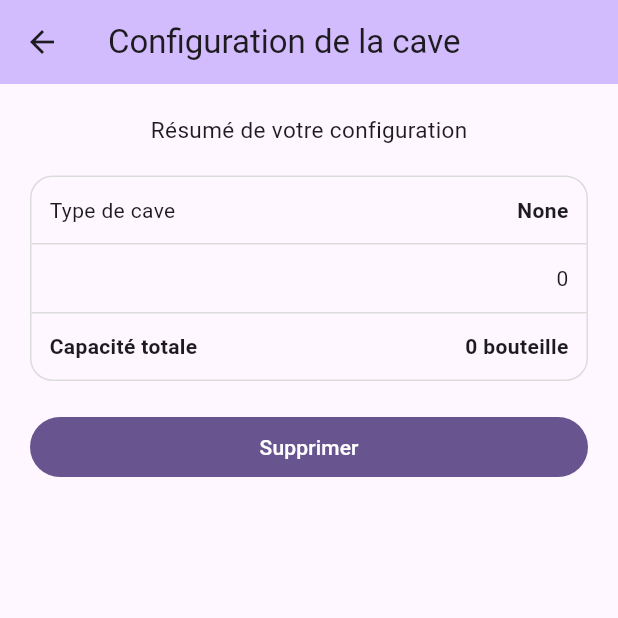
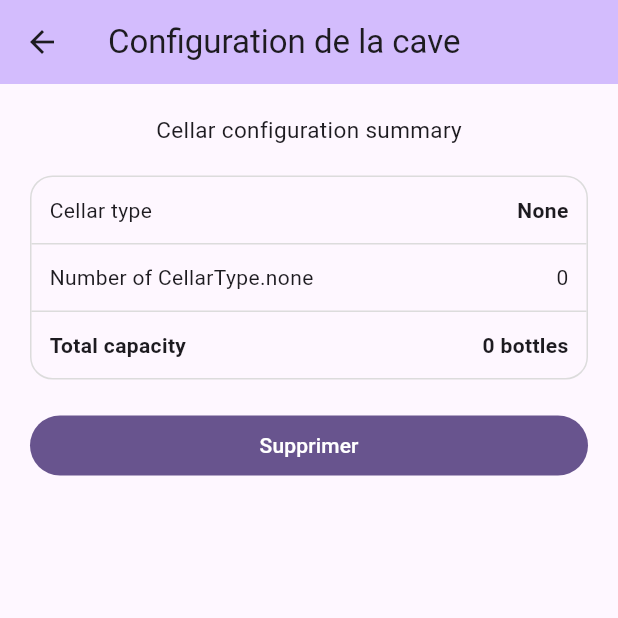
Before and after one commit to Miunn/cave_manager, a Flutter app: the SettingsCellar screen opened directly, on a phone screen of 412 x 824 dp, the top half of it. Run offline on Flutter 3.47's test engine with Material 3 defaults, Android fonts, the phone set to English and light mode, and no system bars; our stand-ins replace camera, country_picker, material_design_icons_flutter, shared_preferences, sqflite; missing offline and left inert: flutter_mobile_vision_2; accounts and stored records are empty; generated files the repository leaves out were written again.

Commit message:
Widgets translations

```diff
--- a/lib/widgets/cellarConfiguration/cellar_cluster_selector.dart
+++ b/lib/widgets/cellarConfiguration/cellar_cluster_selector.dart
@@ -4,6 +4,8 @@ import 'package:flutter/services.dart';
 import 'package:provider/provider.dart';
 
 import '../../models/enum_cellar_type.dart';
+
+import 'package:flutter_gen/gen_l10n/app_localizations.dart';
 
 class CellarClusterSelector extends StatefulWidget {
   const CellarClusterSelector(
@@ -41,9 +43,9 @@ class _CellarClusterSelectorState extends State<CellarClusterSelector> {
     return Column(
       crossAxisAlignment: CrossAxisAlignment.start,
       children: [
-        const Text("Définissez les dimensions de votre cave", style: TextStyle(fontSize: 15)),
+        Text(AppLocalizations.of(context)!.cellarConfigurationTitle2, style: const TextStyle(fontSize: 15)),
         const SizedBox(height: 70,),
-        Text(clusterLabel),
+        Text(AppLocalizations.of(context)!.clusterNameAmount(clusters.cellarType)),
         Slider(
           label: widget.clusterValue.round().toString(),
           value: widget.clusterValue,
@@ -55,7 +57,7 @@ class _CellarClusterSelectorState extends State<CellarClusterSelector> {
           max: 10,
           divisions: 9,
         ),
-        const SizedBox(height: 50,),
+        const SizedBox(height: 50),
       ],
     );
   }
--- a/lib/widgets/cellarConfiguration/cellar_summary.dart
+++ b/lib/widgets/cellarConfiguration/cellar_summary.dart
@@ -2,6 +2,8 @@ import 'package:cave_manager/models/cluster.dart';
 import 'package:flutter/material.dart';
 
 import '../../models/enum_cellar_type.dart';
+
+import 'package:flutter_gen/gen_l10n/app_localizations.dart';
 
 class CellarSummary extends StatelessWidget {
   const CellarSummary(
@@ -14,39 +16,21 @@ class CellarSummary extends StatelessWidget {
 
   @override
   Widget build(BuildContext context) {
-    String clusterLabel = 'Nombre de Porte Bouteilles';
-    String cellarWidthLabel = 'Nombre de colonnes';
-    String cellarHeightLabel = 'Nombre de lignes';
+    String clusterLabel = AppLocalizations.of(context)!.clusterNameAmount(cellarType);
+    String cellarWidthLabel = AppLocalizations.of(context)!.clusterRackWidth;
+    String cellarHeightLabel = AppLocalizations.of(context)!.clusterRackHeight;
 
     switch (cellarType) {
       case CellarType.holder:
-        clusterLabel = 'Nombre de Porte Bouteilles';
+        cellarWidthLabel = AppLocalizations.of(context)!.clusterRackWidth;
         break;
 
       case CellarType.bags:
-        clusterLabel = "";
+        cellarWidthLabel = AppLocalizations.of(context)!.clusterContainersWidth;
         break;
 
       case CellarType.fridge:
-        clusterLabel = "Nombre de frigo";
-        break;
-
-      default:
-        clusterLabel = "";
-        break;
-    }
-
-    switch (cellarType) {
-      case CellarType.holder:
-        cellarWidthLabel = 'Nombre de colonnes';
-        break;
-
-      case CellarType.bags:
-        cellarWidthLabel = "Capacité d'un contenant";
-        break;
-
-      case CellarType.fridge:
-        cellarWidthLabel = "Capacité d'un niveau";
+        cellarWidthLabel = AppLocalizations.of(context)!.clusterFridgeWidth;
         break;
       default:
         cellarWidthLabel = "";
@@ -55,15 +39,15 @@ class CellarSummary extends StatelessWidget {
 
     switch (cellarType) {
       case CellarType.holder:
-        cellarHeightLabel = 'Nombre de lignes';
+        cellarHeightLabel = AppLocalizations.of(context)!.clusterRackHeight;
         break;
 
       case CellarType.bags:
-        cellarHeightLabel = "Nombre de contenant";
+        cellarHeightLabel = AppLocalizations.of(context)!.clusterContainersHeight;
         break;
 
       case CellarType.fridge:
-        cellarHeightLabel = "Nombre de niveaux";
+        cellarHeightLabel = AppLocalizations.of(context)!.clusterFridgeHeight;
         break;
       default:
         cellarHeightLabel = "";
@@ -96,9 +80,7 @@ class CellarSummary extends StatelessWidget {
             children: <Widget>[
               Text(cellarWidthLabel),
               const Spacer(),
-              Text(((cluster.width ?? 0) <= 1)
-                  ? "${cluster.width} bouteille"
-                  : "${cluster.width} bouteilles"),
+              Text(AppLocalizations.of(context)!.bottlesTotal(cluster.width ?? 0)),
             ],
           ),
         ),
@@ -113,9 +95,7 @@ class CellarSummary extends StatelessWidget {
             children: <Widget>[
               Text(cellarHeightLabel),
               const Spacer(),
-              Text(((cluster.height ?? 0) <= 1)
-                  ? "${cluster.height} bouteille"
-                  : "${cluster.height} bouteilles"),
+              Text(AppLocalizations.of(context)!.bottlesTotal(cluster.height ?? 0)),
             ],
           ),
         ),
@@ -128,8 +108,7 @@ class CellarSummary extends StatelessWidget {
 
     return Column(
       children: [
-        const Text("Résumé de votre configuration",
-            style: TextStyle(fontSize: 15)),
+        Text(AppLocalizations.of(context)!.cellarSummary, style: const TextStyle(fontSize: 15)),
         const SizedBox(height: 20),
         Container(
           decoration: BoxDecoration(
@@ -144,7 +123,7 @@ class CellarSummary extends StatelessWidget {
                 child: Row(
                   mainAxisSize: MainAxisSize.max,
                   children: <Widget>[
-                    const Text("Type de cave"),
+                    Text(AppLocalizations.of(context)!.cellarType),
                     const Spacer(),
                     Text(
                       cellarType.label,
@@ -184,17 +163,9 @@ class CellarSummary extends StatelessWidget {
                 child: Row(
                   mainAxisSize: MainAxisSize.max,
                   children: <Widget>[
-                    const Text(
-                      "Capacité totale",
-                      style: TextStyle(fontWeight: FontWeight.bold),
-                    ),
+                    Text(AppLocalizations.of(context)!.cellarTotalCapacity, style: const TextStyle(fontWeight: FontWeight.bold)),
                     const Spacer(),
-                    Text(
-                      (capacity <= 1)
-                          ? "$capacity bouteille"
-                          : "$capacity bouteilles",
-                      style: const TextStyle(fontWeight: FontWeight.bold),
-                    ),
+                    Text(AppLocalizations.of(context)!.bottlesTotal(capacity), style: const TextStyle(fontWeight: FontWeight.bold)),
                   ],
                 ),
               ),
--- a/lib/widgets/cellar_configuration.dart
+++ b/lib/widgets/cellar_configuration.dart
@@ -8,6 +8,8 @@ import 'package:flutter/material.dart';
 import 'package:provider/provider.dart';
 
 import 'cellarConfiguration/cellar_type_selector.dart';
+
+import 'package:flutter_gen/gen_l10n/app_localizations.dart';
 
 class CellarConfiguration extends StatefulWidget {
   const CellarConfiguration({super.key});
@@ -77,14 +79,14 @@ class _CellarConfigurationState extends State<CellarConfiguration> {
 
     switch (currentStep) {
       case 0:
-        sectionTitle = "Sélectionnez la topologie de votre cave";
+        sectionTitle = AppLocalizations.of(context)!.cellarConfigurationTitle1;
         break;
       case 1:
       case 2:
-        sectionTitle = "Définissez les dimensions de votre cave";
+        sectionTitle = AppLocalizations.of(context)!.cellarConfigurationTitle2;
         break;
       case 3:
-        sectionTitle = "Résumé de votre configuration";
+        sectionTitle = AppLocalizations.of(context)!.cellarSummary;
         break;
     }
 
@@ -124,15 +126,15 @@ class _CellarConfigurationState extends State<CellarConfiguration> {
                     onPressed: (currentStep > 0)
                         ? () => previousStep(clusters.cellarType)
                         : null,
-                    child: const Text("Retour")),
+                    child: Text(AppLocalizations.of(context)!.back)),
                 FilledButton(
                     onPressed: (currentStep < CellarConfiguration.MAX_STEP)
                         ? () => nextStep(clusters.cellarType)
                         : () => clusters
                             .setCellarConfiguration(cellarConfiguration),
                     child: Text((currentStep < CellarConfiguration.MAX_STEP)
-                        ? "Suivant"
-                        : "Terminer")),
+                        ? AppLocalizations.of(context)!.next
+                        : AppLocalizations.of(context)!.finish)),
               ],
             ),
           ],
--- a/lib/widgets/cellar_fillng.dart
+++ b/lib/widgets/cellar_fillng.dart
@@ -1,6 +1,7 @@
 import 'package:cave_manager/widgets/Ring/animated_ring.dart';
 import 'package:flutter/cupertino.dart';
 
+import 'package:flutter_gen/gen_l10n/app_localizations.dart';
 
 class CellarFilling extends StatefulWidget {
   const CellarFilling({super.key, required this.bottleAmount});
@@ -26,18 +27,11 @@ class _CellarFillingState extends State<CellarFilling> {
               fillPercentage: widget.bottleAmount/50 * 100,
               strokeWidth: 15,
             ),
-            Text(
-              "${widget.bottleAmount}",
-              style: const TextStyle(
-                fontSize: 30
-              ),
-            ),
+            Text("${widget.bottleAmount}", style: const TextStyle(fontSize: 30)),
           ],
         ),
         const SizedBox(width: 20,),
-        Text(
-          widget.bottleAmount > 1 ?
-          '${widget.bottleAmount} bouteilles' : '${widget.bottleAmount} bouteille',
+        Text(AppLocalizations.of(context)!.bottlesTotal(widget.bottleAmount),
           style: const TextStyle(fontSize: 30),
         ),
       ],
```
Also changed, not shown: lib/l10n/app_en.arb (+31 -1 lines), lib/l10n/app_fr.arb (+33 -1 lines), lib/widgets/bottle_card.dart (+12 -10 lines), lib/widgets/bottle_list_card.dart (+7 -5 lines), lib/widgets/cellarConfiguration/cellar_size_selector.dart (+15 -13 lines), lib/widgets/cellarConfiguration/cellar_type_selector.dart (+16 -14 lines), lib/widgets/delete_bottle_dialog.dart (+6 -4 lines), lib/widgets/open_bottle_dialog.dart (+10 -10 lines).
